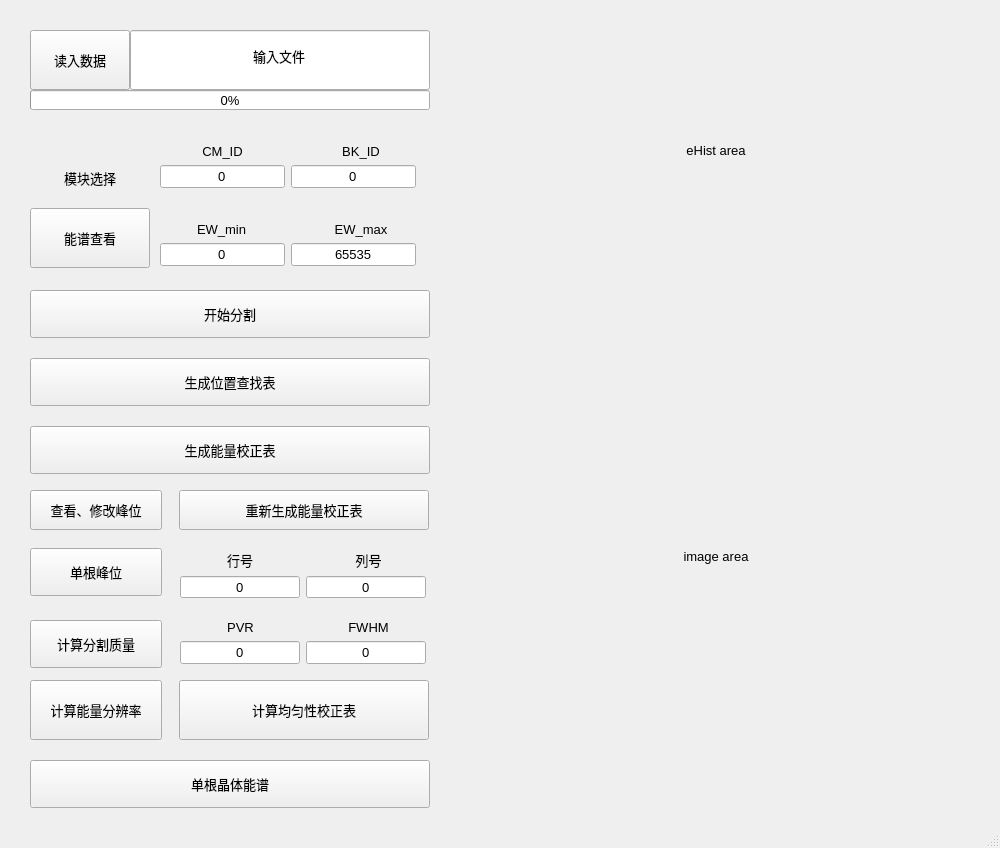
Qt form Mainwindow.ui (woolaman/CPM_Project) before a commit.
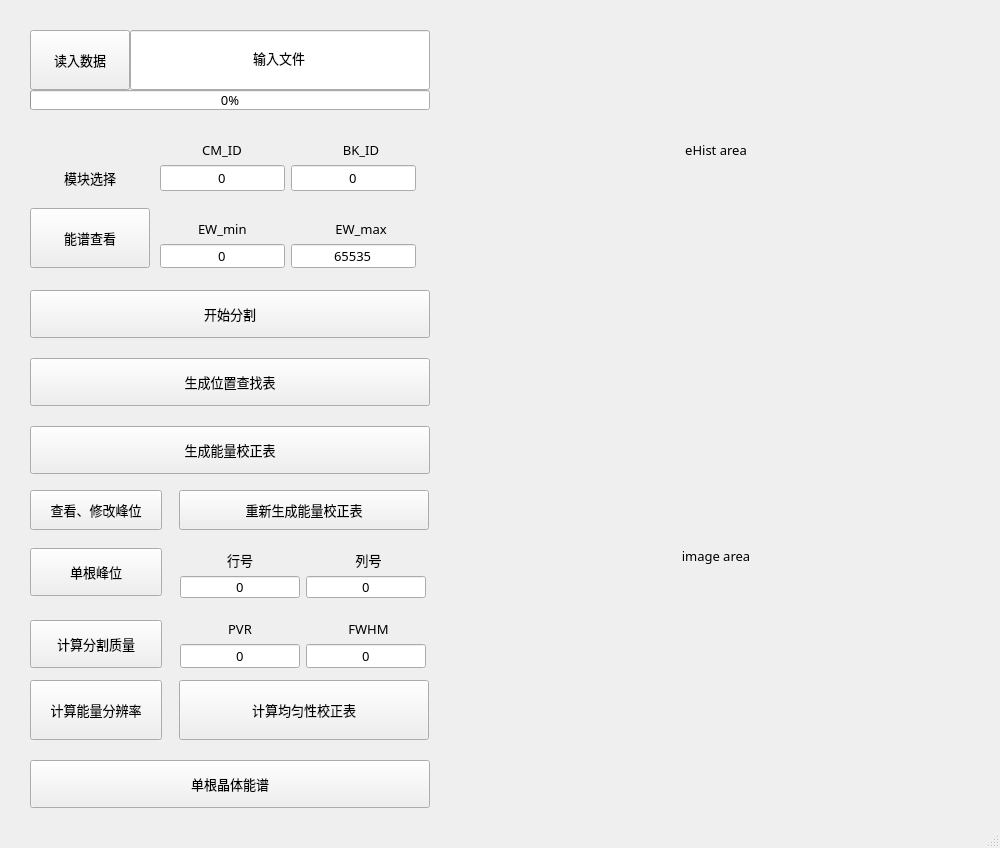
The same form after that commit. Custom widgets are drawn as their Qt base class.

What changed in the file:
```diff
--- a/Mainwindow.ui
+++ b/Mainwindow.ui
@@ -10,6 +10,12 @@
     <height>848</height>
    </rect>
   </property>
+  <property name="font">
+   <font>
+    <family>微软雅黑</family>
+    <pointsize>10</pointsize>
+   </font>
+  </property>
   <property name="windowTitle">
    <string>MainWindow</string>
   </property>
@@ -25,6 +31,7 @@
     </property>
     <property name="font">
      <font>
+      <family>微软雅黑</family>
       <pointsize>10</pointsize>
      </font>
     </property>
@@ -191,6 +198,12 @@
       <height>48</height>
      </rect>
     </property>
+    <property name="font">
+     <font>
+      <family>微软雅黑</family>
+      <pointsize>10</pointsize>
+     </font>
+    </property>
     <layout class="QFormLayout" name="formLayout_crystalIDEdit">
      <property name="labelAlignment">
       <set>Qt::AlignCenter</set>
@@ -238,6 +251,7 @@
        </property>
        <property name="font">
         <font>
+         <family>微软雅黑</family>
          <pointsize>10</pointsize>
         </font>
        </property>
@@ -259,6 +273,7 @@
        </property>
        <property name="font">
         <font>
+         <family>微软雅黑</family>
          <pointsize>10</pointsize>
         </font>
        </property>
@@ -281,6 +296,12 @@
       <height>71</height>
      </rect>
     </property>
+    <property name="font">
+     <font>
+      <family>微软雅黑</family>
+      <pointsize>10</pointsize>
+     </font>
+    </property>
     <layout class="QFormLayout" name="formLayout_BKIDEdit">
      <property name="labelAlignment">
       <set>Qt::AlignCenter</set>
@@ -292,6 +313,7 @@
       <widget class="QLabel" name="label_CMID">
        <property name="font">
         <font>
+         <family>微软雅黑</family>
          <pointsize>10</pointsize>
         </font>
        </property>
@@ -307,6 +329,7 @@
       <widget class="QLabel" name="label_BKID">
        <property name="font">
         <font>
+         <family>微软雅黑</family>
          <pointsize>10</pointsize>
         </font>
        </property>
@@ -328,6 +351,7 @@
        </property>
        <property name="font">
         <font>
+         <family>微软雅黑</family>
          <pointsize>10</pointsize>
         </font>
        </property>
@@ -349,6 +373,7 @@
        </property>
        <property name="font">
         <font>
+         <family>微软雅黑</family>
          <pointsize>10</pointsize>
         </font>
        </property>
@@ -371,6 +396,12 @@
       <height>48</height>
      </rect>
     </property>
+    <property name="font">
+     <font>
+      <family>微软雅黑</family>
+      <pointsize>10</pointsize>
+     </font>
+    </property>
     <layout class="QFormLayout" name="formLayout_EWEdit">
      <property name="labelAlignment">
       <set>Qt::AlignCenter</set>
@@ -382,6 +413,7 @@
       <widget class="QLabel" name="label_minEW">
        <property name="font">
         <font>
+         <family>微软雅黑</family>
          <pointsize>10</pointsize>
         </font>
        </property>
@@ -394,6 +426,7 @@
       <widget class="QLabel" name="label_maxEW">
        <property name="font">
         <font>
+         <family>微软雅黑</family>
          <pointsize>10</pointsize>
         </font>
        </property>
@@ -415,6 +448,7 @@
        </property>
        <property name="font">
         <font>
+         <family>微软雅黑</family>
          <pointsize>10</pointsize>
         </font>
        </property>
@@ -436,6 +470,7 @@
        </property>
        <property name="font">
         <font>
+         <family>微软雅黑</family>
          <pointsize>10</pointsize>
         </font>
        </property>
@@ -460,6 +495,7 @@
     </property>
     <property name="font">
      <font>
+      <family>微软雅黑</family>
       <pointsize>10</pointsize>
      </font>
     </property>
@@ -484,6 +520,7 @@
     </property>
     <property name="font">
      <font>
+      <family>微软雅黑</family>
       <pointsize>10</pointsize>
      </font>
     </property>
@@ -505,6 +542,7 @@
     </property>
     <property name="font">
      <font>
+      <family>微软雅黑</family>
       <pointsize>10</pointsize>
      </font>
     </property>
@@ -542,6 +580,12 @@
       <height>48</height>
      </rect>
     </property>
+    <property name="font">
+     <font>
+      <family>微软雅黑</family>
+      <pointsize>10</pointsize>
+     </font>
+    </property>
     <layout class="QFormLayout" name="formLayout_segFOM">
      <property name="labelAlignment">
       <set>Qt::AlignCenter</set>
@@ -553,6 +597,7 @@
       <widget class="QLabel" name="label_PVR">
        <property name="font">
         <font>
+         <family>微软雅黑</family>
          <pointsize>10</pointsize>
         </font>
        </property>
@@ -568,6 +613,7 @@
       <widget class="QLabel" name="label_FWHM">
        <property name="font">
         <font>
+         <family>微软雅黑</family>
          <pointsize>10</pointsize>
         </font>
        </property>
@@ -589,6 +635,7 @@
        </property>
        <property name="font">
         <font>
+         <family>微软雅黑</family>
          <pointsize>10</pointsize>
         </font>
        </property>
@@ -616,6 +663,7 @@
        </property>
        <property name="font">
         <font>
+         <family>微软雅黑</family>
          <pointsize>10</pointsize>
         </font>
        </property>
```
Left out of the diff: 15 changed lines with no effect on the pictures.
